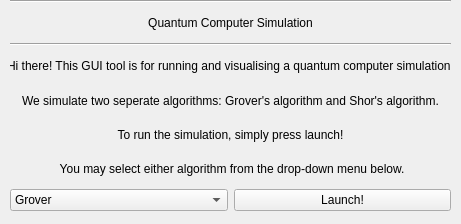
This is resource/mainpage.ui in Quantum-Computing-GP-3/Simulated-Quantum-Computer as Qt 5 draws it before an edit. The edited form follows.
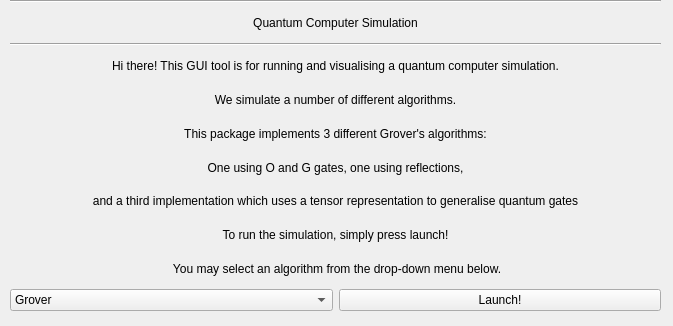
This is the edited form.

Patch:
```diff
--- a/resource/mainpage.ui
+++ b/resource/mainpage.ui
@@ -6,8 +6,8 @@
    <rect>
     <x>0</x>
     <y>0</y>
-    <width>461</width>
-    <height>224</height>
+    <width>673</width>
+    <height>326</height>
    </rect>
   </property>
   <property name="windowTitle">
@@ -18,8 +18,8 @@
     <rect>
      <x>10</x>
      <y>0</y>
-     <width>441</width>
-     <height>211</height>
+     <width>651</width>
+     <height>311</height>
     </rect>
    </property>
    <layout class="QVBoxLayout" name="verticalLayout">
@@ -78,7 +78,37 @@
     <item>
      <widget class="QLabel" name="label_3">
       <property name="text">
-       <string>We simulate two seperate algorithms: Grover's algorithm and Shor's algorithm.</string>
+       <string>We simulate a number of different algorithms.</string>
+      </property>
+      <property name="alignment">
+       <set>Qt::AlignCenter</set>
+      </property>
+     </widget>
+    </item>
+    <item>
+     <widget class="QLabel" name="label_6">
+      <property name="text">
+       <string>This package implements 3 different Grover's algorithms:</string>
+      </property>
+      <property name="alignment">
+       <set>Qt::AlignCenter</set>
+      </property>
+     </widget>
+    </item>
+    <item>
+     <widget class="QLabel" name="label_7">
+      <property name="text">
+       <string>One using O and G gates, one using reflections,</string>
+      </property>
+      <property name="alignment">
+       <set>Qt::AlignCenter</set>
+      </property>
+     </widget>
+    </item>
+    <item>
+     <widget class="QLabel" name="label_8">
+      <property name="text">
+       <string>and a third implementation which uses a tensor representation to generalise quantum gates</string>
       </property>
       <property name="alignment">
        <set>Qt::AlignCenter</set>
@@ -98,7 +128,7 @@
     <item>
      <widget class="QLabel" name="label_4">
       <property name="text">
-       <string> You may select either algorithm from the drop-down menu below.</string>
+       <string> You may select an algorithm from the drop-down menu below.</string>
       </property>
       <property name="alignment">
        <set>Qt::AlignCenter</set>
```
